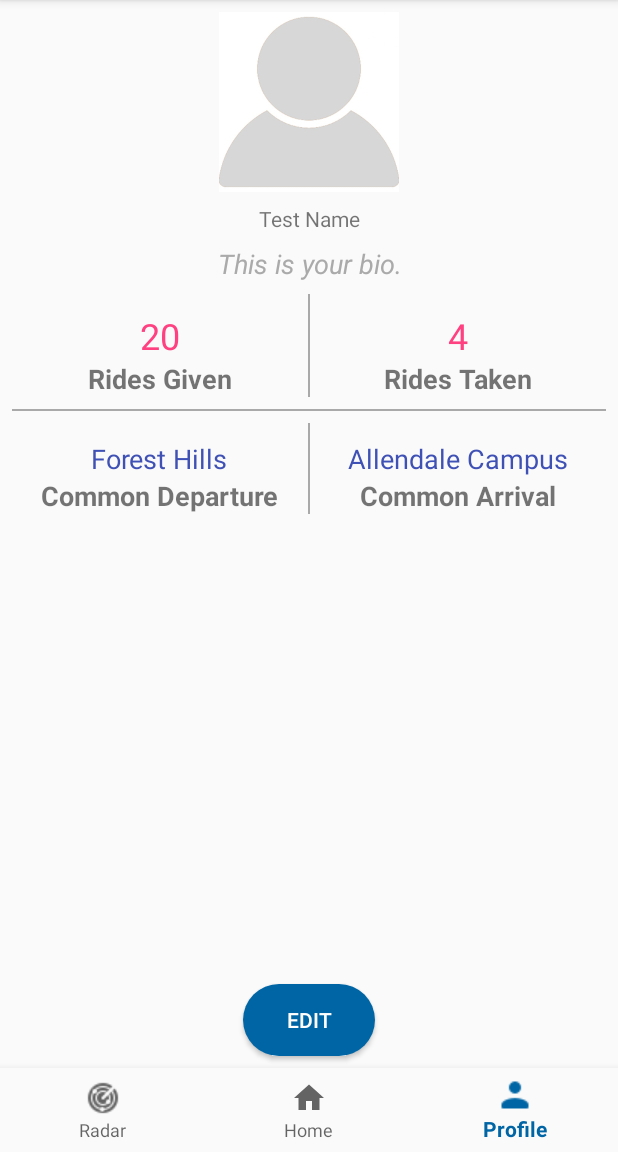
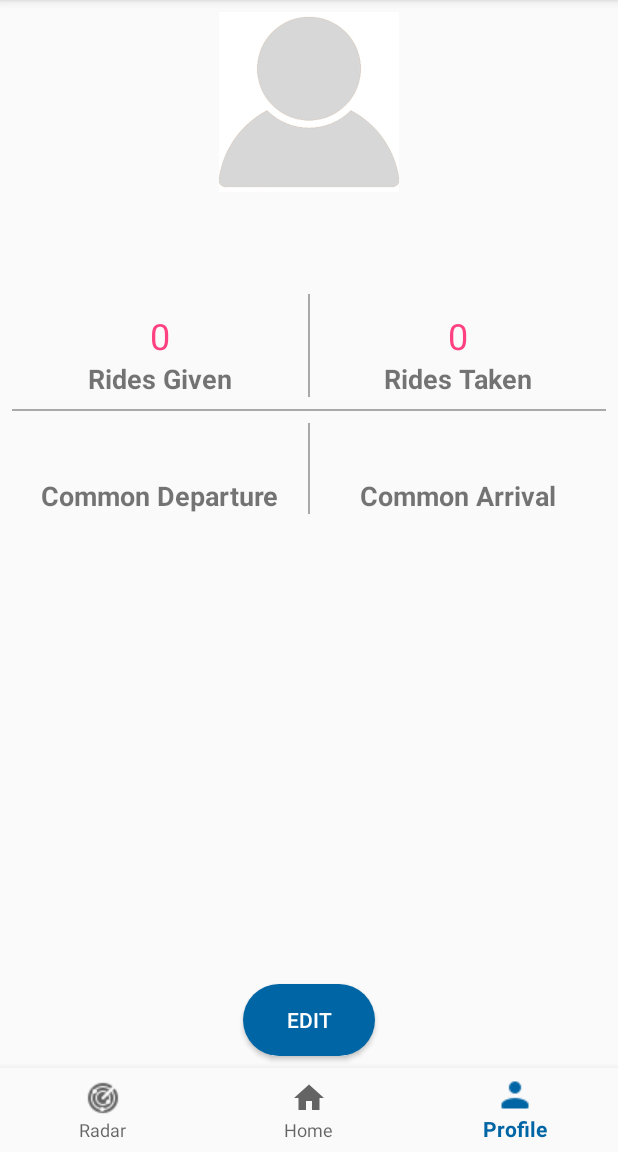
Before and after one commit to kernohad/GV_Carpool, an Android app: the screen it shows after launch once a user with an empty profile is signed in (MainActivity), item 3 of the bottom bar chosen, on a phone screen of 412 x 824 dp, the part 84-1236 px from its top. Run offline under Robolectric (Android 15) with nearby library versions, the phone set to English and light mode, and no system bars; our stand-ins replace Firebase (no records; nobody signed in at launch, a user with empty details on screens opened directly); pictures from the network do not load; 6 statements that could not run were skipped.

Commit message:
Get rid of defaults.  Add toast to profile fragment

```diff
--- a/app/src/main/java/com/example/dndMobile/gvcarpool/ProfileFragment.kt
+++ b/app/src/main/java/com/example/dndMobile/gvcarpool/ProfileFragment.kt
@@ -79,6 +79,9 @@ class ProfileFragment : Fragment() {
     override fun onViewCreated(view: View, savedInstanceState: Bundle?) {
         super.onViewCreated(view, savedInstanceState)
 
+        var toast = Toast.makeText(context,"Loading Profile..", Toast.LENGTH_SHORT)
+        toast.setGravity(Gravity.BOTTOM, 0, 170)
+        toast.show()
 
         // Get reference to current Users DB
         val currentUser: FirebaseUser = auth?.currentUser!!
@@ -151,7 +154,7 @@ class ProfileFragment : Fragment() {
             profilePicture.isEnabled = false
             editImage.visibility = View.INVISIBLE
 
-            var toast = Toast.makeText(context,"Profile Updated!", Toast.LENGTH_SHORT)
+            val toast = Toast.makeText(context,"Profile Updated!", Toast.LENGTH_SHORT)
             toast.setGravity(Gravity.BOTTOM, 0, 170)
             toast.show()
 
--- a/app/src/main/res/layout/fragment_profile.xml
+++ b/app/src/main/res/layout/fragment_profile.xml
@@ -30,12 +30,11 @@
         android:id="@+id/nameTextView"
         android:layout_width="wrap_content"
         android:layout_height="wrap_content"
+        android:layout_marginEnd="8dp"
+        android:layout_marginLeft="8dp"
+        android:layout_marginRight="8dp"
         android:layout_marginStart="8dp"
-        android:layout_marginLeft="8dp"
         android:layout_marginTop="8dp"
-        android:layout_marginEnd="8dp"
-        android:layout_marginRight="8dp"
-        android:text="Test Name"
         app:layout_constraintEnd_toEndOf="parent"
         app:layout_constraintStart_toStartOf="parent"
         app:layout_constraintTop_toBottomOf="@+id/profilePicture" />
@@ -67,7 +66,7 @@
         android:cursorVisible="true"
         android:enabled="false"
         android:maxLength="200"
-        android:text="@string/lorem"
+        android:text=""
         android:textAlignment="center"
         android:textColor="@android:color/darker_gray"
         android:textColorLink="@android:color/black"
@@ -108,7 +107,7 @@
                 android:layout_width="wrap_content"
                 android:layout_height="wrap_content"
                 android:gravity="center"
-                android:text="20"
+                android:text="0"
                 android:textColor="@color/colorAccent"
                 android:textSize="24sp" />
 
@@ -138,7 +137,7 @@
                 android:layout_width="wrap_content"
                 android:layout_height="wrap_content"
                 android:gravity="center"
-                android:text="4"
+                android:text="0"
                 android:textColor="@color/colorAccent"
                 android:textSize="24sp" />
 
@@ -183,7 +182,6 @@
                 android:layout_width="wrap_content"
                 android:layout_height="wrap_content"
                 android:gravity="center"
-                android:text="@string/forestHills"
                 android:textColor="@color/colorPrimary"
                 android:textSize="18sp" />
 
@@ -213,7 +211,6 @@
                 android:layout_width="wrap_content"
                 android:layout_height="wrap_content"
                 android:gravity="center"
-                android:text="@string/allendale"
                 android:textColor="@color/colorPrimary"
                 android:textSize="18sp" />
 
```
